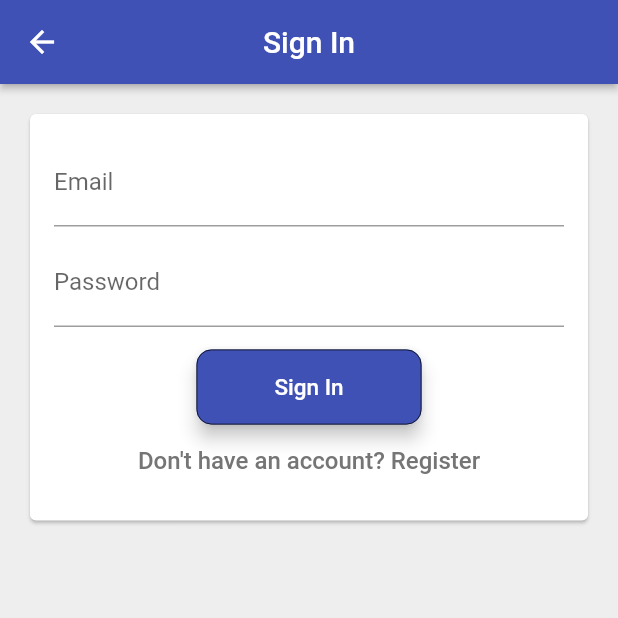
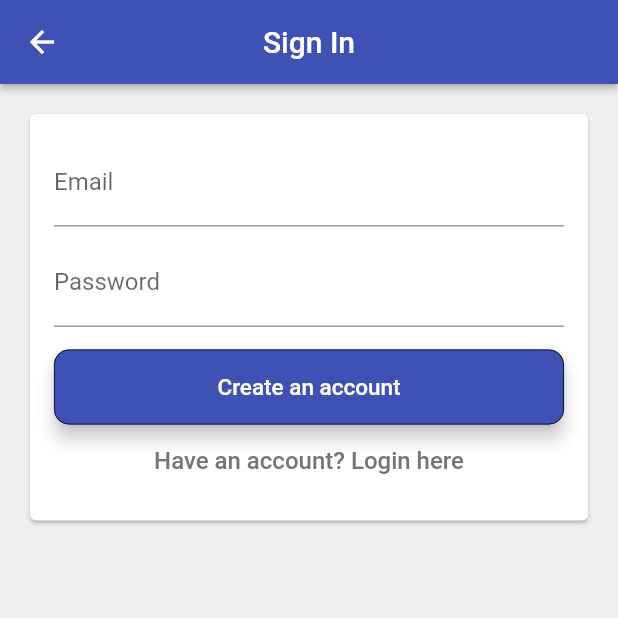
Before and after one commit to Des-cloud/Time-Tracker-Flutter, a Flutter app: the EmailSignInPage screen opened directly, after a tap on "Don't have an account? Register", on a phone screen of 412 x 824 dp, the top half of it. Run offline on Flutter 3.47's test engine with Material 2 defaults, Android fonts, the phone set to English and light mode, and no system bars; our stand-ins replace firebase_auth, firebase_core, google_sign_in; missing offline and left inert: flutter_login_facebook; accounts and stored records are empty.

```diff
--- a/lib/app/login/email_login_form.dart
+++ b/lib/app/login/email_login_form.dart
@@ -9,28 +9,28 @@ class EmailSignInForm extends StatefulWidget {
 }
 
 class _EmailSignInFormState extends State<EmailSignInForm> {
-  @override
-  Widget build(BuildContext context) {
 
   final _emailController= TextEditingController();
   final _passwordController= TextEditingController();
 
   LoginOrRegister _type= LoginOrRegister.login;
-
   void _submit(){
-
+    print("I clicked");
   }
 
   void _toggleLoginOrRegister(){
     setState(() {
-        print("You are a jerk");
       _type= _type == LoginOrRegister.login? LoginOrRegister.register: LoginOrRegister.login;
+      print(_type);
     });
   }
 
+  @override
+  Widget build(BuildContext context) {
+
     List<Widget> _buildChildren(){
       final _mainText= _type == LoginOrRegister.login?"Sign In":"Create an account";
-      final _secondaryText= _type ==LoginOrRegister.login?"Don't have an account? Register":"Or Login here";
+      final _secondaryText= _type ==LoginOrRegister.login?"Don't have an account? Register":"Have an account? Login here";
       return [
         TextField(
           decoration: InputDecoration(
@@ -53,7 +53,7 @@ class _EmailSignInFormState extends State<EmailSignInForm> {
           height: 15.0,
         ),
         SizedBox(
-          width: 150.0,
+          // width: 150.0,
           child: LoginFormButton(
             color: Colors.indigo,
             onPressed: _submit,
@@ -78,7 +78,7 @@ class _EmailSignInFormState extends State<EmailSignInForm> {
       padding: const EdgeInsets.all(16.0),
       child: Column(
         mainAxisSize: MainAxisSize.min,
-        // crossAxisAlignment: CrossAxisAlignment.stretch,
+        crossAxisAlignment: CrossAxisAlignment.stretch,
         children: _buildChildren(),
       ),
     );
```
Lines whose indentation alone changed are shown as unchanged.
